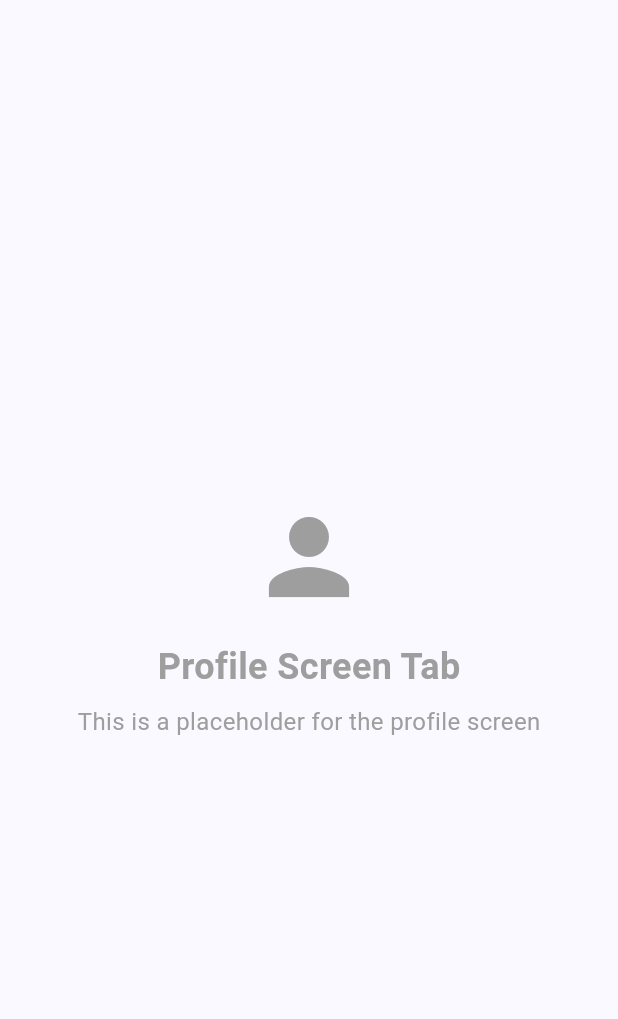
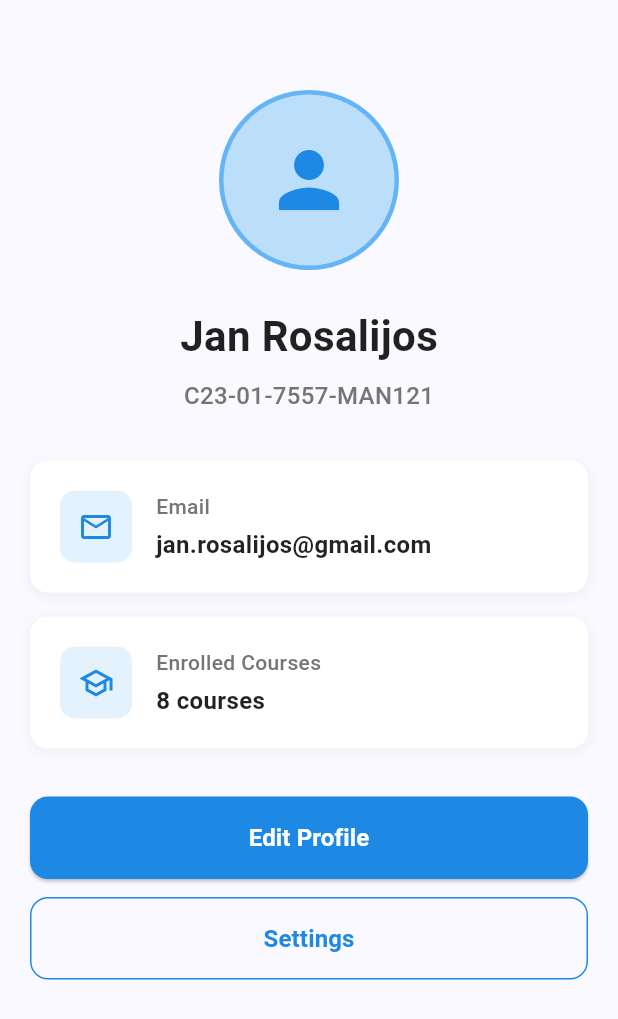
Before and after one commit to Online-Quiz-CS31A/Online-Quiz-Mobile, a Flutter app: the ProfileTab screen opened directly, on a phone screen of 412 x 824 dp. Shown: the top 1019 px of the screen. Run offline on Flutter 3.47's test engine with Material 3 defaults, Android fonts, the phone set to English and light mode, and no system bars.

Commit message:
feat: enhance ProfileTab with user details and action buttons

```diff
--- a/online_quiz/lib/screens/home/profile_tab.dart
+++ b/online_quiz/lib/screens/home/profile_tab.dart
@@ -1,35 +1,125 @@
 import 'package:flutter/material.dart';
+import '../../models/mock_data.dart';
+import '../../models/user.dart';
 
 class ProfileTab extends StatelessWidget {
   const ProfileTab({super.key});
 
   @override
   Widget build(BuildContext context) {
-    return const Scaffold(
-      body: Center(
+    final User user = DummyData.getUser();
+
+    return Scaffold(
+      body: SingleChildScrollView(
+        padding: const EdgeInsets.all(20.0),
         child: Column(
-          mainAxisAlignment: MainAxisAlignment.center,
+          crossAxisAlignment: CrossAxisAlignment.center,
           children: [
-            Icon(
-              Icons.person,
-              size: 80,
-              color: Colors.grey,
-            ),
-            SizedBox(height: 16),
-            Text(
-              'Profile Screen Tab',
-              style: TextStyle(
-                fontSize: 24,
-                fontWeight: FontWeight.bold,
-                color: Colors.grey,
+            const SizedBox(height: 40),
+            // Profile Picture
+            Container(
+              width: 120,
+              height: 120,
+              decoration: BoxDecoration(
+                shape: BoxShape.circle,
+                color: Colors.blue.shade100,
+                border: Border.all(
+                  color: Colors.blue.shade300,
+                  width: 3,
+                ),
+              ),
+              child: Icon(
+                Icons.person,
+                size: 60,
+                color: Colors.blue.shade600,
               ),
             ),
-            SizedBox(height: 8),
+            const SizedBox(height: 24),
+
+            // User Name
             Text(
-              'This is a placeholder for the profile screen',
+              user.name,
+              style: const TextStyle(
+                fontSize: 28,
+                fontWeight: FontWeight.bold,
+                color: Colors.black87,
+              ),
+            ),
+            const SizedBox(height: 8),
+
+            // Student ID
+            Text(
+              user.studentId,
               style: TextStyle(
                 fontSize: 16,
-                color: Colors.grey,
+                color: Colors.grey.shade600,
+                fontWeight: FontWeight.w500,
+              ),
+            ),
+            const SizedBox(height: 32),
+
+            // Profile Information Cards
+            _buildInfoCard(
+              icon: Icons.email_outlined,
+              title: 'Email',
+              value: user.email,
+            ),
+            const SizedBox(height: 16),
+
+            _buildInfoCard(
+               icon: Icons.school_outlined,
+               title: 'Enrolled Courses',
+               value: '${user.courses.length} courses',
+             ),
+            const SizedBox(height: 32),
+
+            // Action Buttons
+            SizedBox(
+              width: double.infinity,
+              child: ElevatedButton(
+                onPressed: () {
+                  // TODO: Implement edit profile
+                },
+                style: ElevatedButton.styleFrom(
+                  backgroundColor: Colors.blue.shade600,
+                  foregroundColor: Colors.white,
+                  padding: const EdgeInsets.symmetric(vertical: 16),
+                  shape: RoundedRectangleBorder(
+                    borderRadius: BorderRadius.circular(12),
+                  ),
+                ),
+                child: const Text(
+                  'Edit Profile',
+                  style: TextStyle(
+                    fontSize: 16,
+                    fontWeight: FontWeight.w600,
+                  ),
+                ),
+              ),
+            ),
+            const SizedBox(height: 12),
+
+            SizedBox(
+              width: double.infinity,
+              child: OutlinedButton(
+                onPressed: () {
+                  // TODO: Implement settings
+                },
+                style: OutlinedButton.styleFrom(
+                  foregroundColor: Colors.blue.shade600,
+                  side: BorderSide(color: Colors.blue.shade600),
+                  padding: const EdgeInsets.symmetric(vertical: 16),
+                  shape: RoundedRectangleBorder(
+                    borderRadius: BorderRadius.circular(12),
+                  ),
+                ),
+                child: const Text(
+                  'Settings',
+                  style: TextStyle(
+                    fontSize: 16,
+                    fontWeight: FontWeight.w600,
+                  ),
+                ),
               ),
             ),
           ],
@@ -37,4 +127,68 @@ class ProfileTab extends StatelessWidget {
       ),
     );
   }
+
+  Widget _buildInfoCard({
+    required IconData icon,
+    required String title,
+    required String value,
+  }) {
+    return Container(
+      width: double.infinity,
+      padding: const EdgeInsets.all(20),
+      decoration: BoxDecoration(
+        color: Colors.white,
+        borderRadius: BorderRadius.circular(12),
+        boxShadow: [
+          BoxShadow(
+            color: Colors.grey.withValues(alpha: 0.1),
+            spreadRadius: 1,
+            blurRadius: 6,
+            offset: const Offset(0, 2),
+          ),
+        ],
+      ),
+      child: Row(
+        children: [
+          Container(
+            padding: const EdgeInsets.all(12),
+            decoration: BoxDecoration(
+              color: Colors.blue.shade50,
+              borderRadius: BorderRadius.circular(10),
+            ),
+            child: Icon(
+              icon,
+              color: Colors.blue.shade600,
+              size: 24,
+            ),
+          ),
+          const SizedBox(width: 16),
+          Expanded(
+            child: Column(
+              crossAxisAlignment: CrossAxisAlignment.start,
+              children: [
+                Text(
+                  title,
+                  style: TextStyle(
+                    fontSize: 14,
+                    color: Colors.grey.shade600,
+                    fontWeight: FontWeight.w500,
+                  ),
+                ),
+                const SizedBox(height: 4),
+                Text(
+                  value,
+                  style: const TextStyle(
+                    fontSize: 16,
+                    color: Colors.black87,
+                    fontWeight: FontWeight.w600,
+                  ),
+                ),
+              ],
+            ),
+          ),
+        ],
+      ),
+    );
+  }
 }
```
